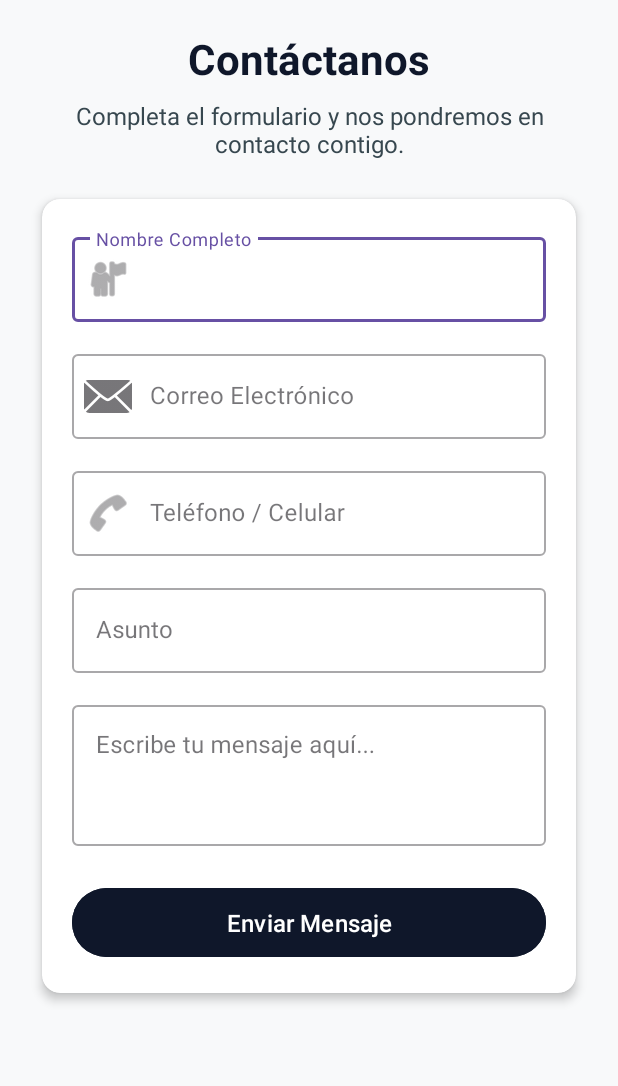
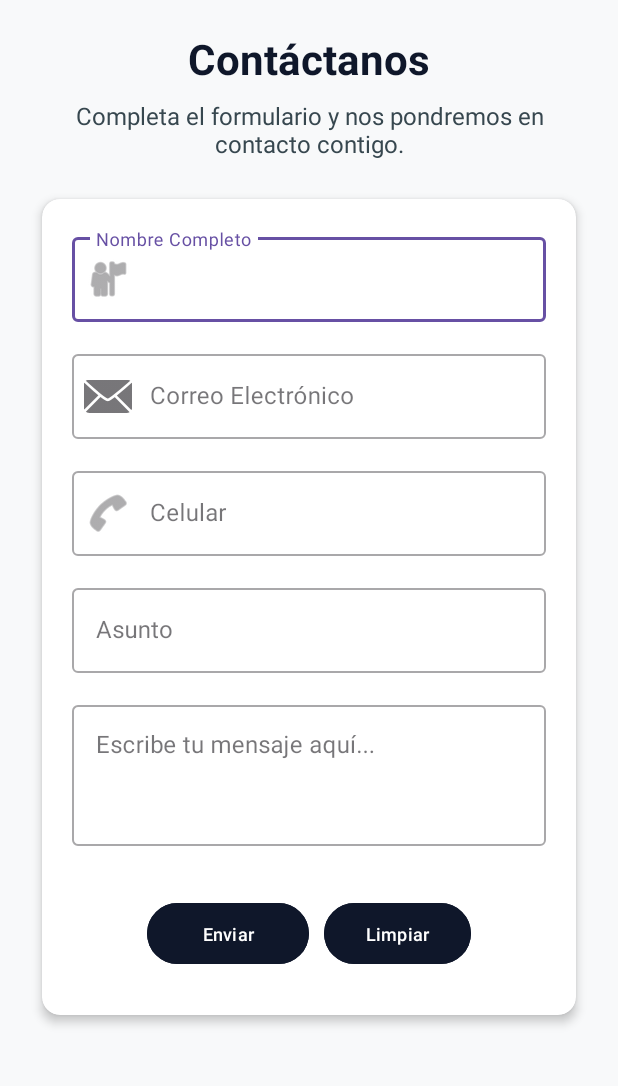
Before and after one commit to MartinTrillo22/SeblazaMovil, an Android app: the screen it shows after launch (MainActivity), after a tap on "Contactos", on a phone screen of 412 x 824 dp, the part 96-1182 px from its top. Run offline under Robolectric (Android 15) with nearby library versions, the phone set to English and light mode, and no system bars; our stand-ins replace Firebase (no records; nobody signed in at launch, a user with empty details on screens opened directly); 1 other tap on this screen came first.

Commit message:
feat: integración de Firebase Firestore en contactos

```diff
--- a/app/build.gradle.kts
+++ b/app/build.gradle.kts
@@ -1,5 +1,6 @@
 plugins {
     alias(libs.plugins.android.application)
+    id("com.google.gms.google-services")
 }
 
 android {
@@ -44,4 +45,6 @@ dependencies {
     androidTestImplementation(libs.androidx.espresso.core)
     androidTestImplementation(libs.androidx.junit)
     implementation("androidx.core:core-splashscreen:1.2.0")
+    implementation(platform("com.google.firebase:firebase-bom:35.2.0"))
+    implementation("com.google.firebase:firebase-firestore")
 }
--- a/app/src/main/AndroidManifest.xml
+++ b/app/src/main/AndroidManifest.xml
@@ -1,6 +1,8 @@
 <?xml version="1.0" encoding="utf-8"?>
 <manifest xmlns:android="http://schemas.android.com/apk/res/android"
     xmlns:tools="http://schemas.android.com/tools">
+
+    <uses-permission android:name="android.permission.INTERNET" />
 
     <application
         android:allowBackup="true"
--- a/app/src/main/java/com/example/seblaza/ContactosFragment.kt
+++ b/app/src/main/java/com/example/seblaza/ContactosFragment.kt
@@ -5,29 +5,15 @@ import androidx.fragment.app.Fragment
 import android.view.LayoutInflater
 import android.view.View
 import android.view.ViewGroup
+import android.widget.Button
+import android.widget.EditText
+import android.widget.Toast
+import com.google.firebase.Firebase
+import com.google.firebase.firestore.FirebaseFirestore
 
-// TODO: Rename parameter arguments, choose names that match
-// the fragment initialization parameters, e.g. ARG_ITEM_NUMBER
-private const val ARG_PARAM1 = "param1"
-private const val ARG_PARAM2 = "param2"
+class ContactosFragment : Fragment() {
 
-/**
- * A simple [Fragment] subclass.
- * Use the [ContactosFragment.newInstance] factory method to
- * create an instance of this fragment.
- */
-class ContactosFragment : Fragment() {
-    // TODO: Rename and change types of parameters
-    private var param1: String? = null
-    private var param2: String? = null
 
-    override fun onCreate(savedInstanceState: Bundle?) {
-        super.onCreate(savedInstanceState)
-        arguments?.let {
-            param1 = it.getString(ARG_PARAM1)
-            param2 = it.getString(ARG_PARAM2)
-        }
-    }
 
     override fun onCreateView(
         inflater: LayoutInflater, container: ViewGroup?,
@@ -37,23 +23,86 @@ class ContactosFragment : Fragment() {
         return inflater.inflate(R.layout.fragment_contactos, container, false)
     }
 
-    companion object {
-        /**
-         * Use this factory method to create a new instance of
-         * this fragment using the provided parameters.
-         *
-         * @param param1 Parameter 1.
-         * @param param2 Parameter 2.
-         * @return A new instance of fragment ContactosFragment.
-         */
-        // TODO: Rename and change types and number of parameters
-        @JvmStatic
-        fun newInstance(param1: String, param2: String) =
-            ContactosFragment().apply {
-                arguments = Bundle().apply {
-                    putString(ARG_PARAM1, param1)
-                    putString(ARG_PARAM2, param2)
+
+    override fun onViewCreated(view: View, savedInstanceState: Bundle?) {
+        super.onViewCreated(view, savedInstanceState)
+
+        val nomCompleto=view.findViewById<EditText>(R.id.txtNombre)
+        val correo=view.findViewById<EditText>(R.id.txtCorreo)
+        val celular=view.findViewById<EditText>(R.id.txtCelular)
+        val asunto=view.findViewById<EditText>(R.id.txtAsunto)
+        val mensaje=view.findViewById<EditText>(R.id.txtMensaje)
+        val enviar=view.findViewById<Button>(R.id.btnEnviarMensaje)
+        val limpiar=view.findViewById<Button>(R.id.btnLimpiar)
+
+        val db= FirebaseFirestore.getInstance()
+        val contexto=requireContext().applicationContext
+
+        enviar.setOnClickListener {
+            val nomCompletoTexto=nomCompleto.text.toString().trim()
+            val correoTexto=correo.text.toString().trim()
+            val celularTexto=celular.text.toString().trim()
+            val asuntoTexto=asunto.text.toString().trim()
+            val mensajeTexto=mensaje.text.toString().trim()
+
+            if (nomCompletoTexto.isEmpty() || correoTexto.isEmpty()
+                || celularTexto.isEmpty() || asuntoTexto.isEmpty() || mensajeTexto.isEmpty()){
+                Toast.makeText(contexto,
+                    "Completa correctamente los campos",
+                    Toast.LENGTH_SHORT).show()
+                return@setOnClickListener
+            }
+
+            val datos= hashMapOf(
+                "nombreCompleto" to nomCompletoTexto,
+                "correo" to correoTexto,
+                "celular" to celularTexto,
+                "asunto" to asuntoTexto,
+                "mensaje" to mensajeTexto
+            )
+            enviar.isEnabled=false
+
+            //conexion
+            db.collection("contactos")
+                .add(datos)
+                .addOnSuccessListener {
+                    Toast.makeText(
+                        contexto,
+                        "Datos guardados correctamente",
+                        Toast.LENGTH_SHORT
+                    ).show()
+                    nomCompleto.text.clear()
+                    correo.text.clear()
+                    celular.text.clear()
+                    asunto.text.clear()
+                    mensaje.text.clear()
+                    nomCompleto.requestFocus()
                 }
-            }
+                .addOnFailureListener { error ->
+                    Toast.makeText(
+                        contexto,
+                        "Error: ${error.message}",
+                        Toast.LENGTH_SHORT
+                    ).show()
+                }
+                .addOnCompleteListener {
+                    enviar.isEnabled=true
+                }
+
+
+        }
+
+
+        limpiar.setOnClickListener {
+            nomCompleto.text.clear()
+            correo.text.clear()
+            celular.text.clear()
+            correo.text.clear()
+            asunto.text.clear()
+            mensaje.text.clear()
+            nomCompleto.requestFocus()
+        }
+
     }
+
 }
--- a/app/src/main/res/layout/fragment_contactos.xml
+++ b/app/src/main/res/layout/fragment_contactos.xml
@@ -52,7 +52,7 @@
 
                 <!-- Campo: Nombre Completo -->
                 <com.google.android.material.textfield.TextInputLayout
-                    android:id="@+id/tilNombre"
+                    android:id="@+id/layoutNombre"
                     style="@style/Widget.MaterialComponents.TextInputLayout.OutlinedBox"
                     android:layout_width="match_parent"
                     android:layout_height="wrap_content"
@@ -61,7 +61,7 @@
                     app:startIconDrawable="@android:drawable/ic_menu_myplaces">
 
                     <com.google.android.material.textfield.TextInputEditText
-                        android:id="@+id/etNombre"
+                        android:id="@+id/txtNombre"
                         android:layout_width="match_parent"
                         android:layout_height="wrap_content"
                         android:inputType="textPersonName" />
@@ -69,7 +69,7 @@
 
                 <!-- Campo: Correo Electrónico -->
                 <com.google.android.material.textfield.TextInputLayout
-                    android:id="@+id/tilCorreo"
+                    android:id="@+id/layoutCorreo"
                     style="@style/Widget.MaterialComponents.TextInputLayout.OutlinedBox"
                     android:layout_width="match_parent"
                     android:layout_height="wrap_content"
@@ -78,7 +78,7 @@
                     app:startIconDrawable="@android:drawable/ic_dialog_email">
 
                     <com.google.android.material.textfield.TextInputEditText
-                        android:id="@+id/etCorreo"
+                        android:id="@+id/txtCorreo"
                         android:layout_width="match_parent"
                         android:layout_height="wrap_content"
                         android:inputType="textEmailAddress" />
@@ -86,16 +86,16 @@
 
                 <!-- Campo: Teléfono / Celular -->
                 <com.google.android.material.textfield.TextInputLayout
-                    android:id="@+id/tilTelefono"
+                    android:id="@+id/layoutCelular"
                     style="@style/Widget.MaterialComponents.TextInputLayout.OutlinedBox"
                     android:layout_width="match_parent"
                     android:layout_height="wrap_content"
                     android:layout_marginBottom="16dp"
-                    android:hint="Teléfono / Celular"
+                    android:hint="Celular"
                     app:startIconDrawable="@android:drawable/ic_menu_call">
 
                     <com.google.android.material.textfield.TextInputEditText
-                        android:id="@+id/etTelefono"
+                        android:id="@+id/txtCelular"
                         android:layout_width="match_parent"
                         android:layout_height="wrap_content"
                         android:inputType="phone" />
@@ -103,7 +103,7 @@
 
                 <!-- Campo: Asunto -->
                 <com.google.android.material.textfield.TextInputLayout
-                    android:id="@+id/tilAsunto"
+                    android:id="@+id/layoutAsunto"
                     style="@style/Widget.MaterialComponents.TextInputLayout.OutlinedBox"
                     android:layout_width="match_parent"
                     android:layout_height="wrap_content"
@@ -111,7 +111,7 @@
                     android:hint="Asunto">
 
                     <com.google.android.material.textfield.TextInputEditText
-                        android:id="@+id/etAsunto"
+                        android:id="@+id/txtAsunto"
                         android:layout_width="match_parent"
                         android:layout_height="wrap_content"
                         android:inputType="text" />
@@ -119,7 +119,7 @@
 
                 <!-- Campo: Mensaje -->
                 <com.google.android.material.textfield.TextInputLayout
-                    android:id="@+id/tilMensaje"
+                    android:id="@+id/layoutMensaje"
                     style="@style/Widget.MaterialComponents.TextInputLayout.OutlinedBox"
                     android:layout_width="match_parent"
                     android:layout_height="wrap_content"
@@ -127,7 +127,7 @@
                     android:hint="Escribe tu mensaje aquí...">
 
                     <com.google.android.material.textfield.TextInputEditText
-                        android:id="@+id/etMensaje"
+                        android:id="@+id/txtMensaje"
                         android:layout_width="match_parent"
                         android:layout_height="wrap_content"
                         android:gravity="top|start"
@@ -137,16 +137,41 @@
                 </com.google.android.material.textfield.TextInputLayout>
 
                 <!-- Botón: Enviar Mensaje -->
-                <Button
-                    android:id="@+id/btnEnviarContacto"
+
+                <!-- Botón: Enviar Mensaje -->
+
+                <LinearLayout
                     android:layout_width="match_parent"
                     android:layout_height="wrap_content"
-                    android:backgroundTint="@color/AzulMarino"
-                    android:paddingTop="12dp"
-                    android:paddingBottom="12dp"
-                    android:text="Enviar Mensaje"
-                    android:textColor="@color/white"
-                    android:textSize="16sp" />
+                    android:layout_marginHorizontal="50dp"
+                    android:layout_marginVertical="10dp"
+                    android:orientation="horizontal">
+
+                    <Button
+                        android:id="@+id/btnEnviarMensaje"
+                        android:layout_width="match_parent"
+                        android:layout_height="wrap_content"
+                        android:backgroundTint="@color/AzulMarino"
+                        android:paddingTop="12dp"
+                        android:paddingBottom="12dp"
+                        android:layout_weight="1"
+                        android:text="Enviar"
+                        android:textColor="@color/white"
+                        android:textSize="12sp" />
+
+                    <Button
+                        android:id="@+id/btnLimpiar"
+                        android:layout_width="match_parent"
+                        android:layout_height="wrap_content"
+                        android:backgroundTint="@color/AzulMarino"
+                        android:paddingTop="12dp"
+                        android:paddingBottom="12dp"
+                        android:layout_marginLeft="10dp"
+                        android:layout_weight="1"
+                        android:text="Limpiar"
+                        android:textColor="@color/white"
+                        android:textSize="12sp" />
+                </LinearLayout>
 
             </LinearLayout>
 
--- a/build.gradle.kts
+++ b/build.gradle.kts
@@ -1,4 +1,5 @@
 // Top-level build file where you can add configuration options common to all sub-projects/modules.
 plugins {
     alias(libs.plugins.android.application) apply false
+    id("com.google.gms.google-services") version "4.6.0" apply false
 }
```
Also changed, not shown: 1 other file.
